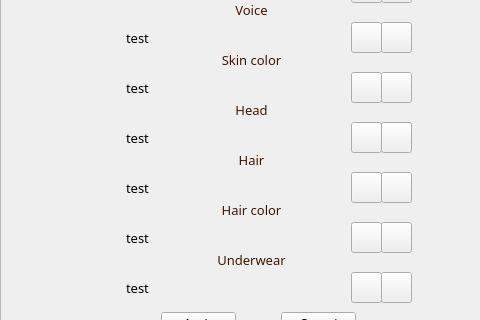
Before: the Qt Designer form AppearanceEditorFrame.ui in fischerdr/MooseEdit, drawn with Qt 5; both pictures show x 0 to 480 and y 289 to 609 of the 1000 by 700 pixel window.
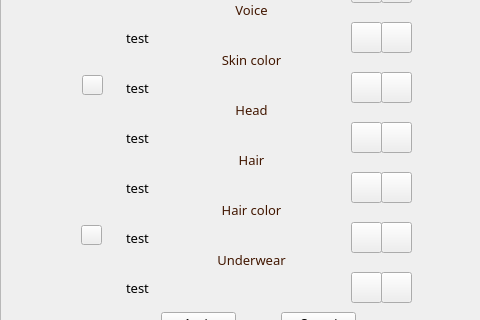
After: the same form once the commit is applied. Icons and pictures are not drawn. Custom widgets are drawn as their Qt base class.

Commit message: Added color pickers for skin/hair color Associated skin/hair color with model color 16x MSAA

What changed in the file:
```diff
--- a/AppearanceEditorFrame.ui
+++ b/AppearanceEditorFrame.ui
@@ -859,6 +859,42 @@
           <string>Cancel</string>
          </property>
         </widget>
+        <widget class="QPushButton" name="skinColorPicker">
+         <property name="geometry">
+          <rect>
+           <x>61</x>
+           <y>343</y>
+           <width>21</width>
+           <height>20</height>
+          </rect>
+         </property>
+         <property name="styleSheet">
+          <string notr="true">QPushButton {
+	border-image: url(:/colorPickerIcon.png)
+}</string>
+         </property>
+         <property name="text">
+          <string/>
+         </property>
+        </widget>
+        <widget class="QPushButton" name="hairColorPicker">
+         <property name="geometry">
+          <rect>
+           <x>60</x>
+           <y>493</y>
+           <width>21</width>
+           <height>20</height>
+          </rect>
+         </property>
+         <property name="styleSheet">
+          <string notr="true">QPushButton {
+	border-image: url(:/colorPickerIcon.png)
+}</string>
+         </property>
+         <property name="text">
+          <string/>
+         </property>
+        </widget>
        </widget>
       </item>
      </layout>
```
Left out of the diff: 48 changed lines with no effect on the pictures. The commit also changes 12 other files.
